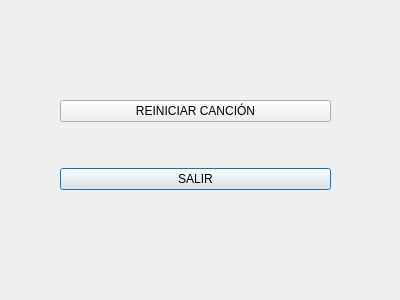
Before: the Qt Designer form PausaDialog.ui in agc201-ua/EasyMusik, drawn with Qt 5.
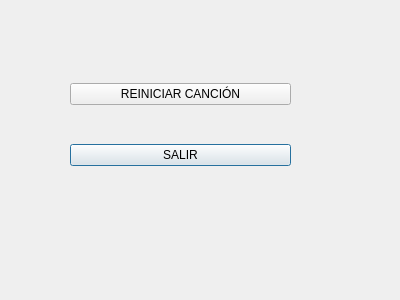
After: the same form once the commit is applied.

Commit message: HE cambiado el QtimerSigleshoot pr un Qtimer normal para poder controlar las notas y pararlas cuandos se abre el menu de pausa y que sigan al cerrarlo.

Diff of the .ui file:
```diff
--- a/PausaDialog.ui
+++ b/PausaDialog.ui
@@ -16,10 +16,10 @@
   <widget class="QWidget" name="gridLayoutWidget">
    <property name="geometry">
     <rect>
-     <x>60</x>
-     <y>60</y>
-     <width>271</width>
-     <height>171</height>
+     <x>70</x>
+     <y>50</y>
+     <width>221</width>
+     <height>151</height>
     </rect>
    </property>
    <layout class="QGridLayout" name="gridLayout">
```
The commit also changes 2 other files.
